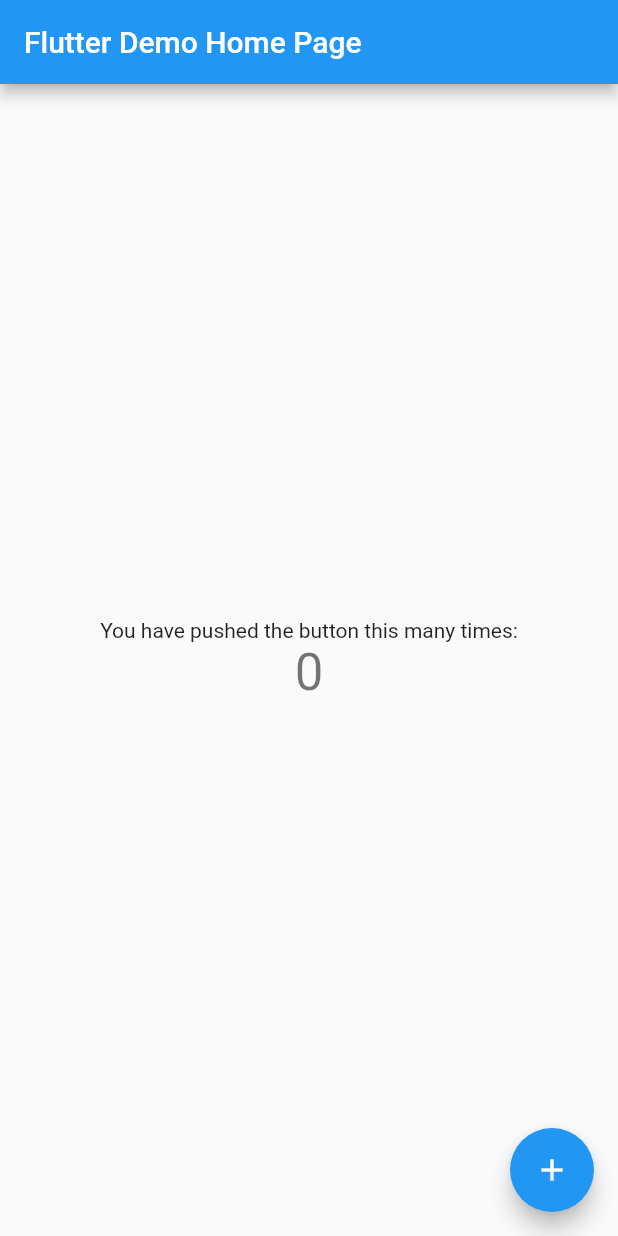
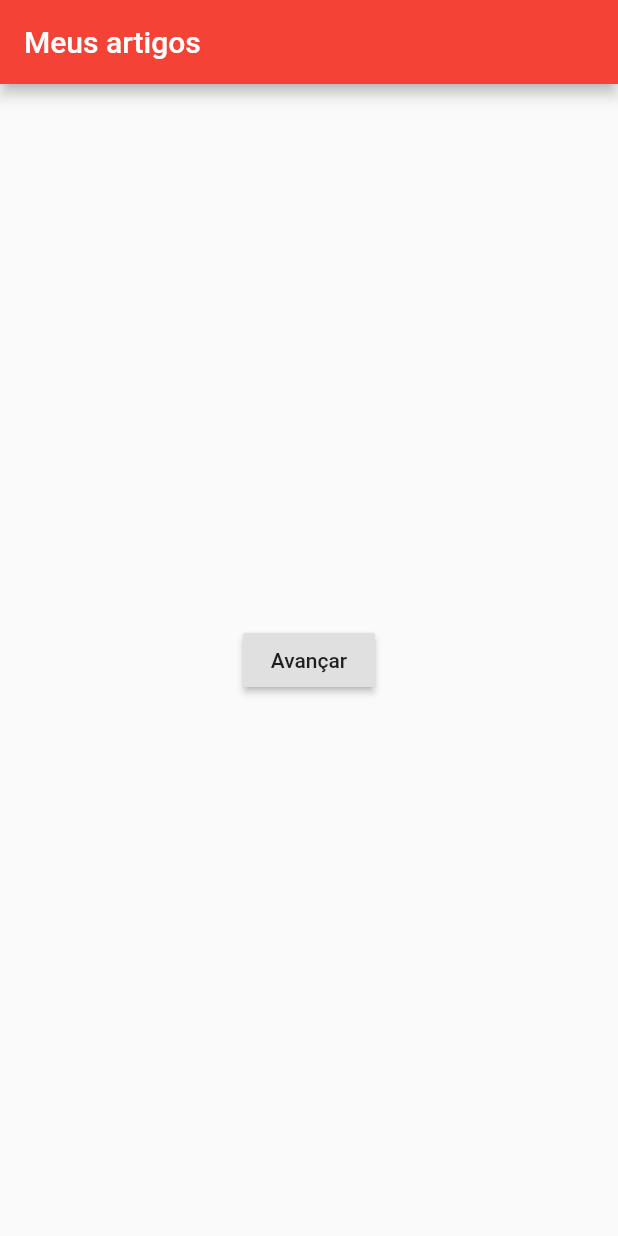
Before and after one commit to tarciso-torres/course-dart-advanced, a Flutter app: the screen it shows after launch, on a phone screen of 412 x 824 dp. Run offline on Flutter 3.47's test engine with Material 2 defaults, Android fonts, the phone set to English and light mode, and no system bars.

Commit message:
Crate navigation between home and articles pages

```diff
--- a/lib/main.dart
+++ b/lib/main.dart
@@ -1,111 +1,17 @@
 import 'package:flutter/material.dart';
+import './pages/home_page.dart';
 
 void main() => runApp(MyApp());
 
 class MyApp extends StatelessWidget {
-  // This widget is the root of your application.
   @override
   Widget build(BuildContext context) {
     return MaterialApp(
       title: 'Feeds Reader',
       theme: ThemeData(
-        // This is the theme of your application.
-        //
-        // Try running your application with "flutter run". You'll see the
-        // application has a blue toolbar. Then, without quitting the app, try
-        // changing the primarySwatch below to Colors.green and then invoke
-        // "hot reload" (press "r" in the console where you ran "flutter run",
-        // or simply save your changes to "hot reload" in a Flutter IDE).
-        // Notice that the counter didn't reset back to zero; the application
-        // is not restarted.
-        primarySwatch: Colors.blue,
+        primarySwatch: Colors.red,
       ),
-      home: MyHomePage(title: 'Flutter Demo Home Page'),
+      home: HomePage(),
     );
   }
 }
-
-class MyHomePage extends StatefulWidget {
-  MyHomePage({Key key, this.title}) : super(key: key);
-
-  // This widget is the home page of your application. It is stateful, meaning
-  // that it has a State object (defined below) that contains fields that affect
-  // how it looks.
-
-  // This class is the configuration for the state. It holds the values (in this
-  // case the title) provided by the parent (in this case the App widget) and
-  // used by the build method of the State. Fields in a Widget subclass are
-  // always marked "final".
-
-  final String title;
-
-  @override
-  _MyHomePageState createState() => _MyHomePageState();
-}
-
-class _MyHomePageState extends State<MyHomePage> {
-  int _counter = 0;
-
-  void _incrementCounter() {
-    setState(() {
-      // This call to setState tells the Flutter framework that something has
-      // changed in this State, which causes it to rerun the build method below
-      // so that the display can reflect the updated values. If we changed
-      // _counter without calling setState(), then the build method would not be
-      // called again, and so nothing would appear to happen.
-      _counter++;
-    });
-  }
-
-  @override
-  Widget build(BuildContext context) {
-    // This method is rerun every time setState is called, for instance as done
-    // by the _incrementCounter method above.
-    //
-    // The Flutter framework has been optimized to make rerunning build methods
-    // fast, so that you can just rebuild anything that needs updating rather
-    // than having to individually change instances of widgets.
-    return Scaffold(
-      appBar: AppBar(
-        // Here we take the value from the MyHomePage object that was created by
-        // the App.build method, and use it to set our appbar title.
-        title: Text(widget.title),
-      ),
-      body: Center(
-        // Center is a layout widget. It takes a single child and positions it
-        // in the middle of the parent.
-        child: Column(
-          // Column is also layout widget. It takes a list of children and
-          // arranges them vertically. By default, it sizes itself to fit its
-          // children horizontally, and tries to be as tall as its parent.
-          //
-          // Invoke "debug painting" (press "p" in the console, choose the
-          // "Toggle Debug Paint" action from the Flutter Inspector in Android
-          // Studio, or the "Toggle Debug Paint" command in Visual Studio Code)
-          // to see the wireframe for each widget.
-          //
-          // Column has various properties to control how it sizes itself and
-          // how it positions its children. Here we use mainAxisAlignment to
-          // center the children vertically; the main axis here is the vertical
-          // axis because Columns are vertical (the cross axis would be
-          // horizontal).
-          mainAxisAlignment: MainAxisAlignment.center,
-          children: <Widget>[
-            Text(
-              'You have pushed the button this many times:',
-            ),
-            Text(
-              '$_counter',
-              style: Theme.of(context).textTheme.display1,
-            ),
-          ],
-        ),
-      ),
-      floatingActionButton: FloatingActionButton(
-        onPressed: _incrementCounter,
-        tooltip: 'Increment',
-        child: Icon(Icons.add),
-      ), // This trailing comma makes auto-formatting nicer for build methods.
-    );
-  }
-}
--- /dev/null
+++ b/lib/pages/home_page.dart
@@ -0,0 +1,28 @@
+import 'package:flutter/material.dart';
+import './articles_pages.dart';
+
+class HomePage extends StatefulWidget {
+  @override
+  _HomePageState createState() => _HomePageState();
+}
+
+class _HomePageState extends State<HomePage> {
+  @override
+  Widget build(BuildContext context) {
+    return Scaffold(
+      appBar:AppBar(
+        title: Text('Meus artigos'),
+      ),
+      body: Center(
+        child: RaisedButton(
+          child: Text('Avançar'),
+          onPressed: (){
+            Navigator.push(context,
+            MaterialPageRoute(builder: (context) => ArticlePage())
+            );
+          },
+        ),
+      ),
+    );
+  }
+}
```
Also changed, not shown: lib/pages/articles_pages.dart (added, +25 -0 lines).
